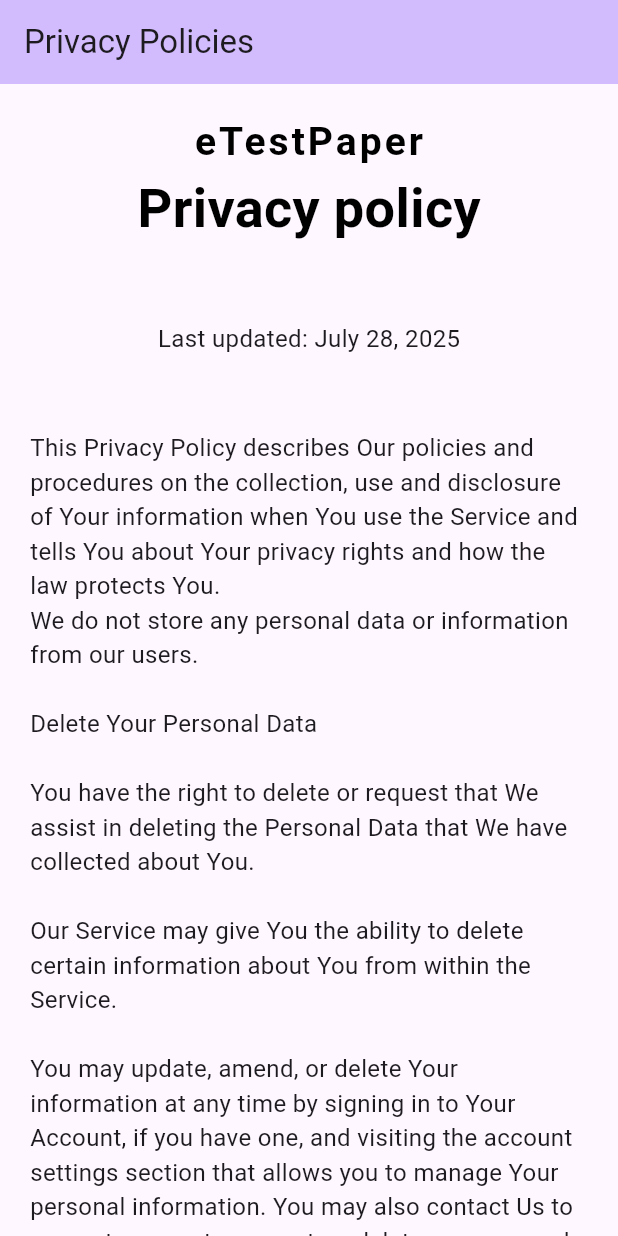
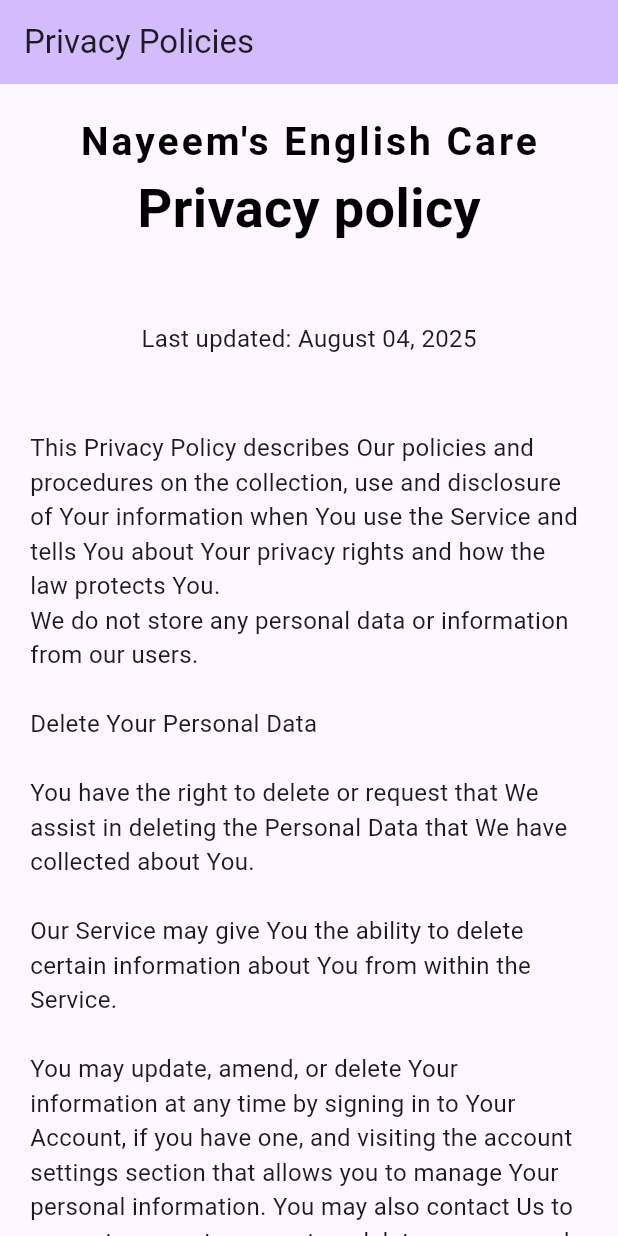
Before and after one commit to nextive-rahim/support-url-web-app, a Flutter app: the screen it shows after launch, on a phone screen of 412 x 824 dp. Run offline on Flutter 3.47's test engine with Material 3 defaults, Android fonts, the phone set to English and light mode, and no system bars.

Commit message:
feat : Added nec privacy policy

```diff
--- a/lib/main.dart
+++ b/lib/main.dart
@@ -12,7 +12,7 @@
   Widget build(BuildContext context) {
     return MaterialApp(
       debugShowCheckedModeBanner: false,
-      title: 'eTestPaper',
+      title: "Nayeem's English Care",
       theme: ThemeData(
         // This is the theme of your application.
         //
@@ -96,7 +96,7 @@
               mainAxisAlignment: MainAxisAlignment.center,
               children: <Widget>[
                 Text(
-                  'eTestPaper',
+                  'Nayeem\'s English Care',
                   style: TextStyle(
                     fontSize: 26,
                     fontWeight: FontWeight.w600,
@@ -115,7 +115,7 @@
                 ),
                 SizedBox(height: 50),
                 Text(
-                  'Last updated: July 28, 2025',
+                  'Last updated: August 04, 2025',
                   style: TextStyle(
                     fontSize: 16,
                     // fontWeight: FontWeight.w600,
```
Also changed, not shown: 1 other file.
